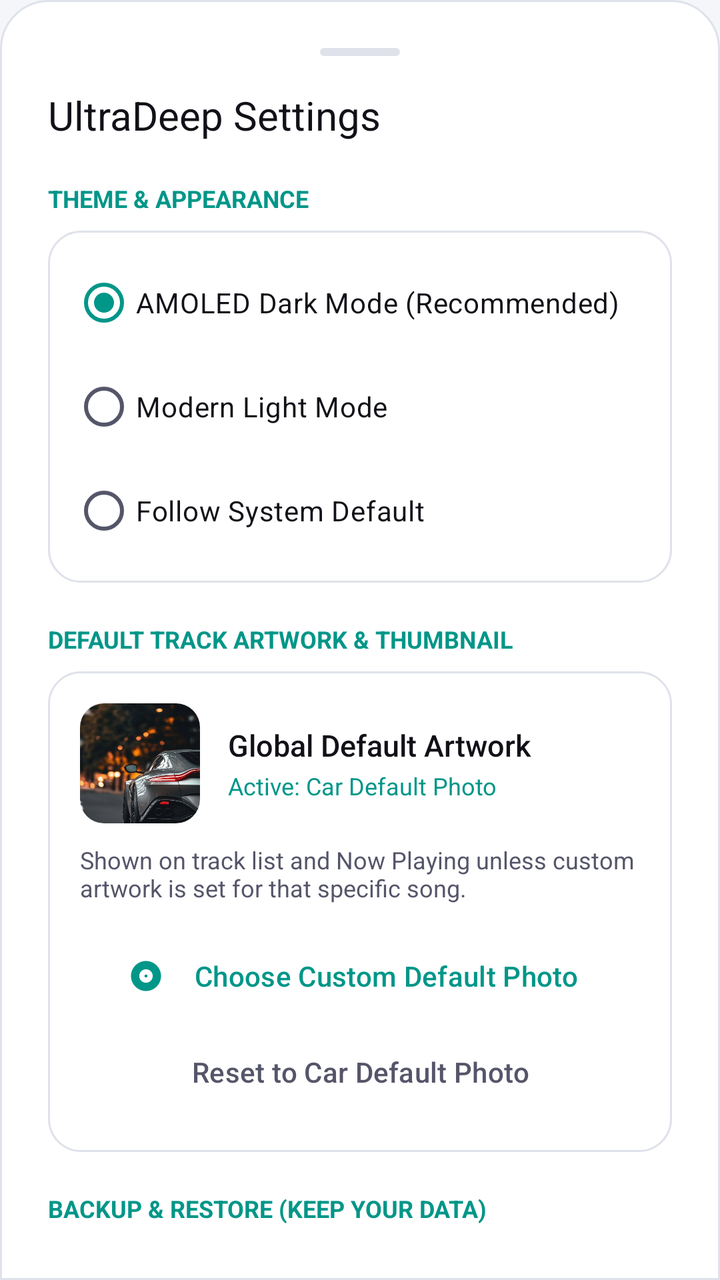
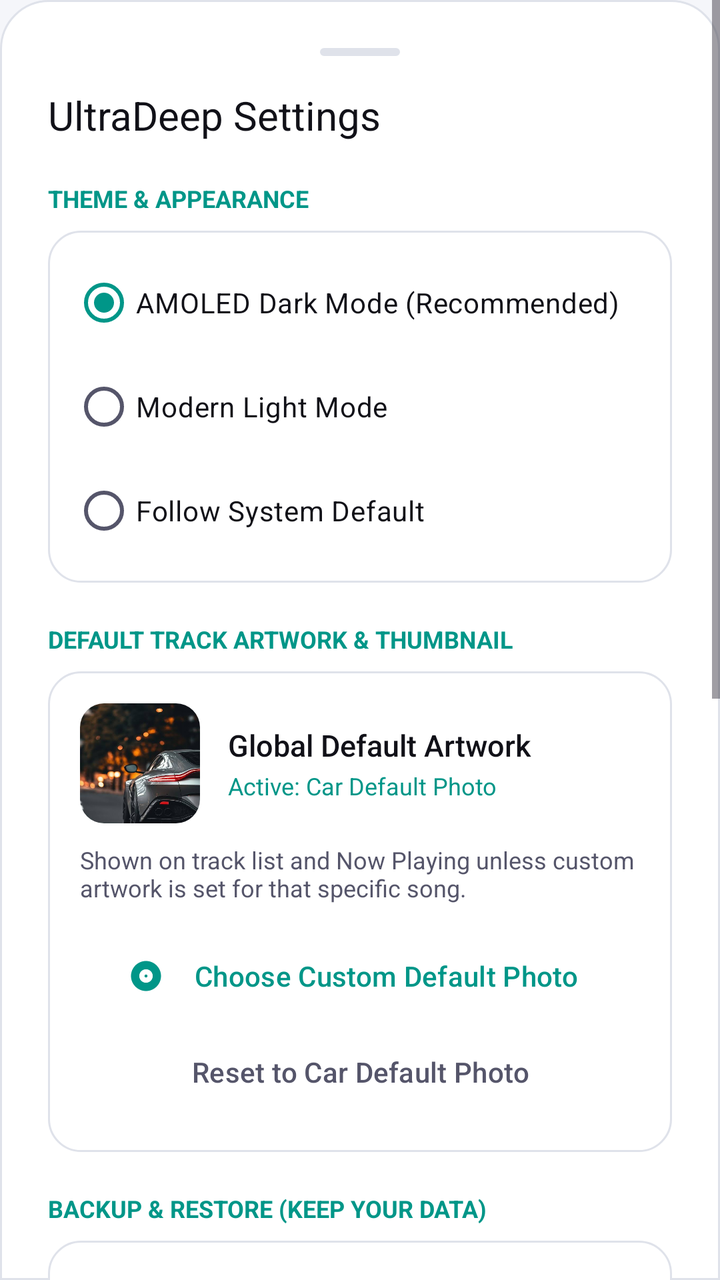

The first picture is an Android layout as it rendered before a commit; the second is the same layout after the commit. The layout source and the unified diff follow.
<!-- AndroidManifest.xml: application theme Theme.UltraDeep -->
<!-- res/layout/dialog_settings.xml -->
<?xml version="1.0" encoding="utf-8"?>
<LinearLayout xmlns:android="http://schemas.android.com/apk/res/android"
    xmlns:app="http://schemas.android.com/apk/res-auto"
    android:layout_width="match_parent"
    android:layout_height="wrap_content"
    android:background="@drawable/bg_bottom_sheet"
    android:orientation="vertical"
    android:padding="24dp">

    
    <View
        android:layout_width="40dp"
        android:layout_height="4dp"
        android:layout_gravity="center_horizontal"
        android:layout_marginBottom="16dp"
        android:background="@drawable/bg_pill_sort"
        android:backgroundTint="@color/stroke_border" />

    <TextView
        android:layout_width="match_parent"
        android:layout_height="wrap_content"
        android:fontFamily="sans-serif-bold"
        android:text="@string/settings_title"
        android:textColor="@color/text_primary"
        android:textSize="20sp" />

    
    <TextView
        android:layout_width="match_parent"
        android:layout_height="wrap_content"
        android:layout_marginTop="20dp"
        android:text="THEME &amp; APPEARANCE"
        android:textColor="@color/neon_cyan"
        android:textSize="12sp"
        android:textStyle="bold" />

    <RadioGroup
        android:id="@+id/rgThemeMode"
        android:layout_width="match_parent"
        android:layout_height="wrap_content"
        android:layout_marginTop="8dp"
        android:background="@drawable/bg_card_rounded"
        android:orientation="vertical"
        android:padding="12dp">

        <RadioButton
            android:id="@+id/rbThemeDark"
            android:layout_width="match_parent"
            android:layout_height="wrap_content"
            android:checked="true"
            android:text="AMOLED Dark Mode (Recommended)"
            android:textColor="@color/text_primary"
            android:textSize="14sp" />

        <RadioButton
            android:id="@+id/rbThemeLight"
            android:layout_width="match_parent"
            android:layout_height="wrap_content"
            android:layout_marginTop="4dp"
            android:text="Modern Light Mode"
            android:textColor="@color/text_primary"
            android:textSize="14sp" />

        <RadioButton
            android:id="@+id/rbThemeSystem"
            android:layout_width="match_parent"
            android:layout_height="wrap_content"
            android:layout_marginTop="4dp"
            android:text="Follow System Default"
            android:textColor="@color/text_primary"
            android:textSize="14sp" />
    </RadioGroup>

    
    <TextView
        android:layout_width="match_parent"
        android:layout_height="wrap_content"
        android:layout_marginTop="20dp"
        android:text="DEFAULT TRACK ARTWORK &amp; THUMBNAIL"
        android:textColor="@color/neon_cyan"
        android:textSize="12sp"
        android:textStyle="bold" />

    <LinearLayout
        android:layout_width="match_parent"
        android:layout_height="wrap_content"
        android:layout_marginTop="8dp"
        android:background="@drawable/bg_card_rounded"
        android:orientation="vertical"
        android:padding="16dp">

        <LinearLayout
            android:layout_width="match_parent"
            android:layout_height="wrap_content"
            android:gravity="center_vertical"
            android:orientation="horizontal">

            <com.google.android.material.imageview.ShapeableImageView
                android:id="@+id/ivDefaultArtPreview"
                android:layout_width="60dp"
                android:layout_height="60dp"
                android:scaleType="centerCrop"
                android:src="@drawable/car_default_photo"
                app:shapeAppearanceOverlay="@style/ShapeAppearance.Material3.Corner.Medium" />

            <LinearLayout
                android:layout_width="0dp"
                android:layout_height="wrap_content"
                android:layout_marginStart="14dp"
                android:layout_weight="1"
                android:orientation="vertical">

                <TextView
                    android:id="@+id/tvDefaultArtTitle"
                    android:layout_width="wrap_content"
                    android:layout_height="wrap_content"
                    android:fontFamily="sans-serif-medium"
                    android:text="Global Default Artwork"
                    android:textColor="@color/text_primary"
                    android:textSize="15sp" />

                <TextView
                    android:id="@+id/tvDefaultArtStatus"
                    android:layout_width="wrap_content"
                    android:layout_height="wrap_content"
                    android:layout_marginTop="2dp"
                    android:text="Active: Car Default Photo"
                    android:textColor="@color/neon_cyan"
                    android:textSize="12sp" />
            </LinearLayout>
        </LinearLayout>

        <TextView
            android:layout_width="match_parent"
            android:layout_height="wrap_content"
            android:layout_marginTop="10dp"
            android:text="Shown on track list and Now Playing unless custom artwork is set for that specific song."
            android:textColor="@color/text_secondary"
            android:textSize="12sp" />

        <com.google.android.material.button.MaterialButton
            android:id="@+id/btnPickDefaultArt"
            style="@style/Widget.Material3.Button.TonalButton"
            android:layout_width="match_parent"
            android:layout_height="wrap_content"
            android:layout_marginTop="12dp"
            android:text="Choose Custom Default Photo"
            android:textColor="@color/neon_cyan"
            app:backgroundTint="@color/surface_dark"
            app:cornerRadius="12dp"
            app:icon="@drawable/ic_album"
            app:iconTint="@color/neon_cyan" />

        <com.google.android.material.button.MaterialButton
            android:id="@+id/btnResetDefaultArt"
            style="@style/Widget.Material3.Button.TextButton"
            android:layout_width="match_parent"
            android:layout_height="wrap_content"
            android:text="Reset to Car Default Photo"
            android:textColor="@color/text_secondary" />
    </LinearLayout>

    
    <TextView
        android:layout_width="match_parent"
        android:layout_height="wrap_content"
        android:layout_marginTop="20dp"
        android:text="BACKUP &amp; RESTORE (KEEP YOUR DATA)"
        android:textColor="@color/neon_cyan"
        android:textSize="12sp"
        android:textStyle="bold" />

    <LinearLayout
        android:layout_width="match_parent"
        android:layout_height="wrap_content"
        android:layout_marginTop="8dp"
        android:background="@drawable/bg_card_rounded"
        android:orientation="vertical"
        android:padding="16dp">

        <TextView
            android:layout_width="match_parent"
            android:layout_height="wrap_content"
            android:text="Export or restore your lyrics, sync timers, favorites, playlists and custom artworks to avoid data loss on updates."
            android:textColor="@color/text_secondary"
            android:textSize="12sp" />

        <com.google.android.material.button.MaterialButton
            android:id="@+id/btnExportBackup"
            style="@style/Widget.Material3.Button.TonalButton"
            android:layout_width="match_parent"
            android:layout_height="wrap_content"
            android:layout_marginTop="12dp"
            android:text="Export Backup (Save File)"
            android:textColor="@color/neon_cyan"
            app:backgroundTint="@color/surface_dark"
            app:cornerRadius="12dp"
            app:icon="@drawable/ic_queue"
            app:iconTint="@color/neon_cyan" />

        <com.google.android.material.button.MaterialButton
            android:id="@+id/btnImportBackup"
            style="@style/Widget.Material3.Button.TextButton"
            android:layout_width="match_parent"
            android:layout_height="wrap_content"
            android:text="Import &amp; Restore Backup File"
            android:textColor="@color/neon_cyan" />
    </LinearLayout>

    
    <TextView
        android:layout_width="match_parent"
        android:layout_height="wrap_content"
        android:layout_marginTop="20dp"
        android:text="LYRICS DOWNLOAD &amp; SAVE"
        android:textColor="@color/neon_cyan"
        android:textSize="12sp"
        android:textStyle="bold" />

    <LinearLayout
        android:layout_width="match_parent"
        android:layout_height="wrap_content"
        android:layout_marginTop="8dp"
        android:background="@drawable/bg_card_rounded"
        android:orientation="vertical"
        android:padding="16dp">

        <TextView
            android:id="@+id/tvLyricsSyncStatus"
            android:layout_width="match_parent"
            android:layout_height="wrap_content"
            android:text="Downloads only tracks without saved lyrics. Existing fetched and custom lyrics are kept."
            android:textColor="@color/text_secondary"
            android:textSize="12sp" />

        <com.google.android.material.button.MaterialButton
            android:id="@+id/btnSyncMissingLyrics"
            style="@style/Widget.Material3.Button.TonalButton"
            android:layout_width="match_parent"
            android:layout_height="wrap_content"
            android:layout_marginTop="12dp"
            android:text="Sync lyrics for unsaved tracks"
            android:textColor="@color/neon_cyan"
            app:backgroundTint="@color/surface_dark"
            app:cornerRadius="12dp"
            app:icon="@drawable/ic_lyrics"
            app:iconTint="@color/neon_cyan" />

        <com.google.android.material.button.MaterialButton
            android:id="@+id/btnSyncLyricsAfterDate"
            style="@style/Widget.Material3.Button.TextButton"
            android:layout_width="match_parent"
            android:layout_height="wrap_content"
            android:text="Sync only tracks added after a date"
            android:textColor="@color/neon_cyan" />
    </LinearLayout>

    
    <TextView
        android:layout_width="match_parent"
        android:layout_height="wrap_content"
        android:layout_marginTop="20dp"
        android:text="FILE SYSTEM &amp; SYNC"
        android:textColor="@color/neon_cyan"
        android:textSize="12sp"
        android:textStyle="bold" />

    <LinearLayout
        android:id="@+id/btnRescanStorage"
        android:layout_width="match_parent"
        android:layout_height="wrap_content"
        android:layout_marginTop="8dp"
        android:background="@drawable/bg_card_rounded"
        android:clickable="true"
        android:focusable="true"
        android:foreground="?attr/selectableItemBackground"
        android:gravity="center_vertical"
        android:orientation="horizontal"
        android:padding="16dp">

        <ImageView
            android:id="@+id/ivRescanIcon"
            android:layout_width="28dp"
            android:layout_height="28dp"
            android:src="@drawable/ic_refresh"
            app:tint="@color/neon_cyan" />

        <LinearLayout
            android:layout_width="0dp"
            android:layout_height="wrap_content"
            android:layout_marginStart="14dp"
            android:layout_weight="1"
            android:orientation="vertical">

            <TextView
                android:layout_width="wrap_content"
                android:layout_height="wrap_content"
                android:fontFamily="sans-serif-medium"
                android:text="@string/rescan_storage"
                android:textColor="@color/text_primary"
                android:textSize="15sp" />

            <TextView
                android:id="@+id/tvRescanStatus"
                android:layout_width="wrap_content"
                android:layout_height="wrap_content"
                android:layout_marginTop="2dp"
                android:text="@string/rescan_desc"
                android:textColor="@color/text_secondary"
                android:textSize="12sp" />
        </LinearLayout>
    </LinearLayout>

</LinearLayout>
<!-- resources referenced by this layout -->
<resources>
  <color name="neon_cyan">#009688</color>
  <color name="stroke_border">#DFE2EA</color>
  <color name="surface_dark">#FFFFFF</color>
  <color name="text_primary">#111118</color>
  <color name="text_secondary">#55556A</color>
  <!-- drawable bg_bottom_sheet (drawable) -->
  <?xml version="1.0" encoding="utf-8"?>
  <shape xmlns:android="http://schemas.android.com/apk/res/android"
      android:shape="rectangle">
      <corners
          android:topLeftRadius="24dp"
          android:topRightRadius="24dp" />
      <solid android:color="@color/surface_dark" />
      <stroke
          android:width="1dp"
          android:color="@color/stroke_border" />
  </shape>
  <!-- drawable bg_card_rounded (drawable) -->
  <?xml version="1.0" encoding="utf-8"?>
  <shape xmlns:android="http://schemas.android.com/apk/res/android"
      android:shape="rectangle">
      <corners android:radius="16dp" />
      <solid android:color="@color/surface_card" />
      <stroke
          android:width="1dp"
          android:color="@color/stroke_border" />
  </shape>
  <!-- drawable bg_pill_sort (drawable) -->
  <?xml version="1.0" encoding="utf-8"?>
  <shape xmlns:android="http://schemas.android.com/apk/res/android"
      android:shape="rectangle">
      <corners android:radius="24dp" />
      <solid android:color="@color/surface_card" />
      <stroke
          android:width="1dp"
          android:color="@color/stroke_border" />
  </shape>
  <!-- drawable ic_album (drawable) -->
  <vector xmlns:android="http://schemas.android.com/apk/res/android"
      android:width="24dp"
      android:height="24dp"
      android:viewportWidth="24"
      android:viewportHeight="24">
      <path
          android:fillColor="#FFFFFFFF"
          android:pathData="M12,2C6.48,2 2,6.48 2,12s4.48,10 10,10 10,-4.48 10,-10S17.52,2 12,2zm0,14.5c-2.49,0 -4.5,-2.01 -4.5,-4.5S9.51,7.5 12,7.5s4.5,2.01 4.5,4.5 -2.01,4.5 -4.5,4.5zm0,-5.5c-0.55,0 -1,0.45 -1,1s0.45,1 1,1 1,-0.45 1,-1 -0.45,-1 -1,-1z" />
  </vector>
  <!-- drawable ic_lyrics (drawable) -->
  <vector xmlns:android="http://schemas.android.com/apk/res/android"
      android:width="24dp"
      android:height="24dp"
      android:viewportWidth="24"
      android:viewportHeight="24">
      <path
          android:fillColor="#FFFFFFFF"
          android:pathData="M15,4H5c-1.1,0 -2,0.9 -2,2v12c0,1.1 0.9,2 2,2h14c1.1,0 2,-0.9 2,-2V10l-6,-6zM5,18V6h9v5h5v7H5zm4,-6h6v2H9v-2zm0,4h4v2H9v-2zm0,-8h4v2H9V8z" />
  </vector>
  <!-- drawable ic_queue (drawable) -->
  <vector xmlns:android="http://schemas.android.com/apk/res/android"
      android:width="24dp"
      android:height="24dp"
      android:viewportWidth="24"
      android:viewportHeight="24">
      <path
          android:fillColor="#FFFFFFFF"
          android:pathData="M15,6H3v2h12V6zm0,4H3v2h12v-2zM3,16h8v-2H3v2zM17,6v8.18c-0.31,-0.11 -0.65,-0.18 -1,-0.18 -1.66,0 -3,1.34 -3,3s1.34,3 3,3 3,-1.34 3,-3V8h3V6h-5z" />
  </vector>
  <!-- drawable ic_refresh (drawable) -->
  <vector xmlns:android="http://schemas.android.com/apk/res/android"
      android:width="24dp"
      android:height="24dp"
      android:viewportWidth="24"
      android:viewportHeight="24">
      <path
          android:fillColor="#FFFFFFFF"
          android:pathData="M17.65,6.35C16.2,4.9 14.21,4 12,4c-4.42,0 -7.99,3.58 -7.99,8s3.57,8 7.99,8c3.73,0 6.84,-2.55 7.73,-6h-2.08c-0.82,2.33 -3.04,4 -5.65,4 -3.31,0 -6,-2.69 -6,-6s2.69,-6 6,-6c1.66,0 3.14,0.69 4.22,1.78L13,11h7V4l-2.35,2.35z" />
  </vector>
  <string name="rescan_desc">Scan device for newly downloaded or updated audio tracks</string>
  <string name="rescan_storage">Rescan Storage</string>
  <string name="settings_title">UltraDeep Settings</string>
  <color name="surface_card">#FFFFFF</color>
  <color name="deep_violet">#673AB7</color>
  <color name="electric_purple">#7B2CBF</color>
  <color name="amoled_black">#F5F6FA</color>
  <color name="surface_variant">#E9EBF0</color>
  <color name="neon_cyan_glow">#33009688</color>
  <!-- unchanged entries left out for length: 2 -->
</resources>

<!-- the commit's change to res/layout/dialog_settings.xml (unified diff, before → after) -->
@@ -1,9 +1,15 @@
 <?xml version="1.0" encoding="utf-8"?>
-<LinearLayout xmlns:android="http://schemas.android.com/apk/res/android"
+<ScrollView xmlns:android="http://schemas.android.com/apk/res/android"
     xmlns:app="http://schemas.android.com/apk/res-auto"
+    android:id="@+id/scrollSettings"
     android:layout_width="match_parent"
     android:layout_height="wrap_content"
     android:background="@drawable/bg_bottom_sheet"
+    android:fillViewport="true">
+
+<LinearLayout
+    android:layout_width="match_parent"
+    android:layout_height="wrap_content"
     android:orientation="vertical"
     android:padding="24dp">
 
@@ -209,6 +215,7 @@
 
     
     <TextView
+        android:id="@+id/lyricsSyncSection"
         android:layout_width="match_parent"
         android:layout_height="wrap_content"
         android:layout_marginTop="20dp"
@@ -312,3 +319,4 @@
     </LinearLayout>
 
 </LinearLayout>
+</ScrollView>
